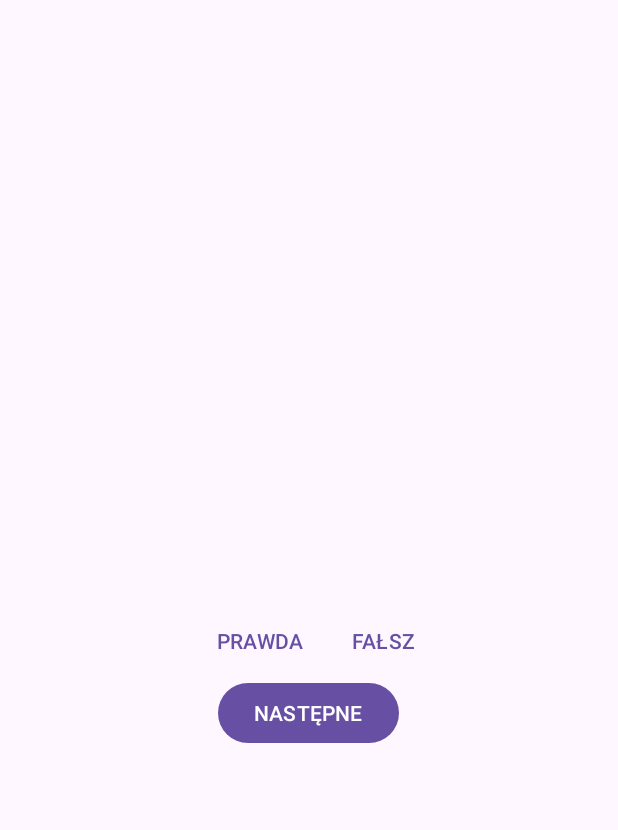
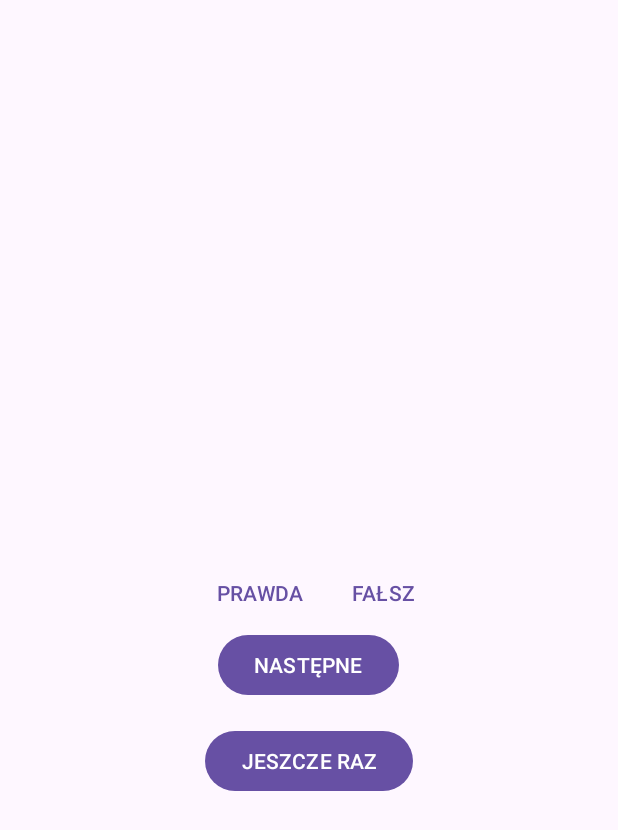
Before and after one commit to izabelqa/myQuizApp, an Android app: the layout activity_main.xml on its own in the app's theme, with its tools: preview values and no code run, on a phone screen of 412 x 824 dp. Shown: the top 830 px of the screen. Run offline under Robolectric (Android 15) with nearby library versions, the phone set to English and light mode, and no system bars.

```diff
--- a/app/src/main/res/layout/activity_main.xml
+++ b/app/src/main/res/layout/activity_main.xml
@@ -42,4 +42,11 @@
         android:layout_height="wrap_content"
         android:text="@string/button_next" />
 
+    <Button
+        android:id="@+id/restartB"
+        android:layout_width="wrap_content"
+        android:layout_height="wrap_content"
+        android:text="@string/button_restart"
+        android:layout_marginTop="16dp"/>
+
 </LinearLayout>
--- a/app/src/main/res/values/strings.xml
+++ b/app/src/main/res/values/strings.xml
@@ -3,6 +3,7 @@
     <string name="button_true">PRAWDA</string>
     <string name="button_false">FAŁSZ</string>
     <string name="button_next">NASTĘPNE</string>
+    <string name="button_restart">JESZCZE RAZ</string>
 
     <string name="quest1">Sowy są ptakami drapieżnymi, które polują nocą</string>
     <string name="quest2">Rekin to ssak morski, który oddycha za pomocą skrzeli.</string>
```
Also changed, not shown: app/src/main/java/com/exe/quiz/MainActivity.java (+23 -1 lines).
